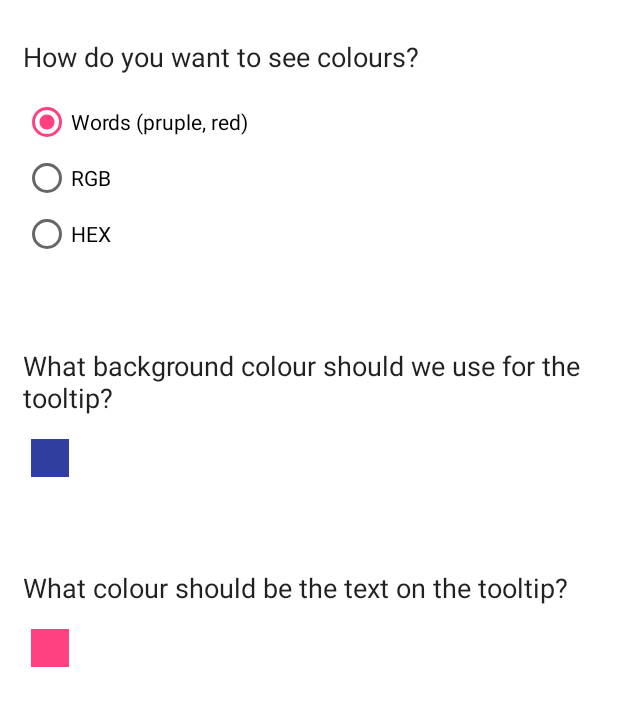
After one commit to gorjuspixels/Spectrum, an Android app: the layout fragment_settings.xml on its own in the app's theme, with its tools: preview values and no code run, on a phone screen of 412 x 824 dp. The commit adds this screen. Shown: the top 706 px of the screen. Run offline under Robolectric (Android 15) with nearby library versions, the phone set to English and light mode, and no system bars.

Commit message:
Improved design. Added dummy settings page

```diff
--- /dev/null
+++ b/app/src/main/res/drawable/ic_settings_24dp.xml
@@ -0,0 +1,5 @@
+<vector android:alpha="0.89" android:height="24dp"
+    android:viewportHeight="24.0" android:viewportWidth="24.0"
+    android:width="24dp" xmlns:android="http://schemas.android.com/apk/res/android">
+    <path android:fillColor="#FFFFFFFF" android:pathData="M19.43,12.98c0.04,-0.32 0.07,-0.64 0.07,-0.98s-0.03,-0.66 -0.07,-0.98l2.11,-1.65c0.19,-0.15 0.24,-0.42 0.12,-0.64l-2,-3.46c-0.12,-0.22 -0.39,-0.3 -0.61,-0.22l-2.49,1c-0.52,-0.4 -1.08,-0.73 -1.69,-0.98l-0.38,-2.65C14.46,2.18 14.25,2 14,2h-4c-0.25,0 -0.46,0.18 -0.49,0.42l-0.38,2.65c-0.61,0.25 -1.17,0.59 -1.69,0.98l-2.49,-1c-0.23,-0.09 -0.49,0 -0.61,0.22l-2,3.46c-0.13,0.22 -0.07,0.49 0.12,0.64l2.11,1.65c-0.04,0.32 -0.07,0.65 -0.07,0.98s0.03,0.66 0.07,0.98l-2.11,1.65c-0.19,0.15 -0.24,0.42 -0.12,0.64l2,3.46c0.12,0.22 0.39,0.3 0.61,0.22l2.49,-1c0.52,0.4 1.08,0.73 1.69,0.98l0.38,2.65c0.03,0.24 0.24,0.42 0.49,0.42h4c0.25,0 0.46,-0.18 0.49,-0.42l0.38,-2.65c0.61,-0.25 1.17,-0.59 1.69,-0.98l2.49,1c0.23,0.09 0.49,0 0.61,-0.22l2,-3.46c0.12,-0.22 0.07,-0.49 -0.12,-0.64l-2.11,-1.65zM12,15.5c-1.93,0 -3.5,-1.57 -3.5,-3.5s1.57,-3.5 3.5,-3.5 3.5,1.57 3.5,3.5 -1.57,3.5 -3.5,3.5z"/>
+</vector>
--- /dev/null
+++ b/app/src/main/res/layout/fragment_settings.xml
@@ -0,0 +1,95 @@
+<RelativeLayout xmlns:android="http://schemas.android.com/apk/res/android"
+    xmlns:tools="http://schemas.android.com/tools"
+    android:layout_width="match_parent"
+    android:layout_height="match_parent"
+    tools:context="com.grojuspixels.spectrum.spectrum.SettingsFragment"
+    android:padding="10dp"
+    android:background="#ffffff">
+
+    <!-- TODO: Update blank fragment layout -->
+
+    <TextView
+        android:layout_width="wrap_content"
+        android:layout_height="wrap_content"
+        android:textAppearance="?android:attr/textAppearanceLarge"
+        android:text="How do you want to see colours?"
+        android:id="@+id/textView"
+        android:layout_marginTop="15dp"
+        android:textSize="18sp"
+        android:layout_alignParentTop="true"
+        android:layout_alignParentStart="true"
+        android:layout_marginLeft="5dp" />
+
+    <RadioButton
+        android:layout_width="wrap_content"
+        android:layout_height="wrap_content"
+        android:text="Words (pruple, red)"
+        android:id="@+id/radioButton"
+        android:checked="true"
+        android:layout_below="@+id/textView"
+        android:layout_alignStart="@+id/textView"
+        android:layout_marginTop="15dp" />
+
+    <RadioButton
+        android:layout_width="wrap_content"
+        android:layout_height="wrap_content"
+        android:text="RGB"
+        android:id="@+id/radioButton2"
+        android:checked="false"
+        android:layout_below="@+id/radioButton"
+        android:layout_alignStart="@+id/radioButton"
+        android:layout_marginTop="5dp" />
+
+    <RadioButton
+        android:layout_width="wrap_content"
+        android:layout_height="wrap_content"
+        android:text="HEX"
+        android:id="@+id/radioButton3"
+        android:checked="false"
+        android:layout_below="@+id/radioButton2"
+        android:layout_alignStart="@+id/radioButton2"
+        android:layout_marginTop="5dp" />
+
+    <TextView
+        android:layout_width="wrap_content"
+        android:layout_height="wrap_content"
+        android:textAppearance="?android:attr/textAppearanceLarge"
+        android:text="What background colour should we use for the tooltip?"
+        android:id="@+id/textView2"
+        android:layout_marginTop="59dp"
+        android:textSize="18sp"
+        android:layout_below="@+id/radioButton3"
+        android:layout_alignStart="@+id/radioButton3" />
+
+    <View
+        android:layout_width="25dp"
+        android:layout_height="25dp"
+        android:background="@color/colorPrimaryDark"
+        android:layout_below="@+id/textView2"
+        android:layout_alignStart="@+id/textView2"
+        android:layout_marginTop="15dp"
+        android:layout_marginLeft="5dp"
+        android:id="@+id/textView3" />
+
+    <TextView
+        android:layout_width="wrap_content"
+        android:layout_height="wrap_content"
+        android:textAppearance="?android:attr/textAppearanceLarge"
+        android:text="What colour should be the text on the tooltip?"
+        android:id="@+id/textView4"
+        android:layout_marginTop="61dp"
+        android:textSize="18sp"
+        android:layout_below="@+id/textView3"
+        android:layout_alignStart="@+id/textView2" />
+
+    <View
+        android:layout_width="25dp"
+        android:layout_height="25dp"
+        android:background="@color/colorAccent"
+        android:layout_marginTop="15dp"
+        android:layout_marginLeft="5dp"
+        android:id="@+id/textView5"
+        android:layout_below="@+id/textView4"
+        android:layout_alignStart="@+id/textView4" />
+
+</RelativeLayout>
--- a/app/src/main/res/values/strings.xml
+++ b/app/src/main/res/values/strings.xml
@@ -1,9 +1,11 @@
 <resources>
     <string name="app_name">Spectrum</string>
 
-    <string name="picture">Picture</string>
     <string name="description_info">Info</string>
     <string name="request_permission">This sample needs camera permission.</string>
     <string name="camera_error">This device doesn\'t support Camera2 API.</string>
     <string name="intro_message">Welcome to Spectrum</string>
+
+    <!-- TODO: Remove or change this placeholder text -->
+    <string name="hello_blank_fragment">Hello blank fragment</string>
 </resources>
--- a/app/src/main/res/values/styles.xml
+++ b/app/src/main/res/values/styles.xml
@@ -1,7 +1,7 @@
 <resources>
 
     <!-- Base application theme. -->
-    <style name="AppTheme" parent="Theme.AppCompat.Light.DarkActionBar">
+    <style name="AppTheme" parent="Theme.AppCompat.Light.NoActionBar">
         <!-- Customize your theme here. -->
         <item name="colorPrimary">@color/colorPrimary</item>
         <item name="colorPrimaryDark">@color/colorPrimaryDark</item>
@@ -9,7 +9,7 @@
     </style>
 
     <style name="FullscreenTheme" parent="AppTheme">
-        <item name="android:actionBarStyle">@style/FullscreenActionBarStyle</item>
+        <item name="android:actionBarStyle">@style/Theme.AppCompat.Light.NoActionBar</item>
         <item name="android:windowActionBarOverlay">true</item>
         <item name="android:windowBackground">@null</item>
         <item name="metaButtonBarStyle">?android:attr/buttonBarStyle</item>
```
Also changed, not shown: app/src/main/java/com/grojuspixels/spectrum/spectrum/CameraActivity.java (+27 -0 lines), app/src/main/java/com/grojuspixels/spectrum/spectrum/CameraFragment.java (+14 -7 lines), app/src/main/java/com/grojuspixels/spectrum/spectrum/SettingsFragment.java (added, +104 -0 lines), app/src/main/res/drawable/drawable_bg.xml (added, +10 -0 lines), app/src/main/res/layout/fragment_camera.xml (+9 -8 lines).
